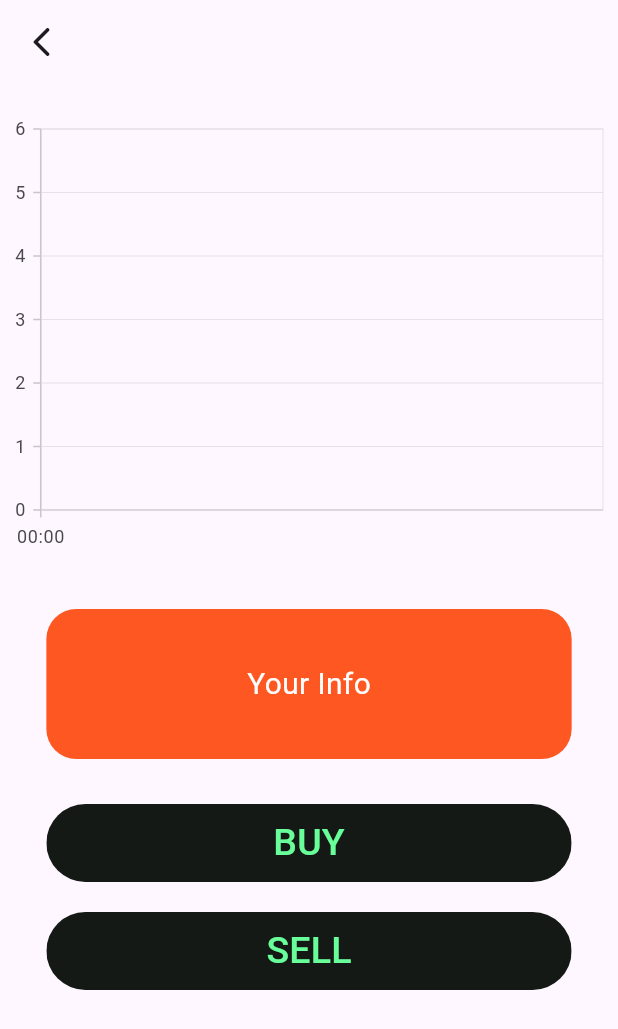
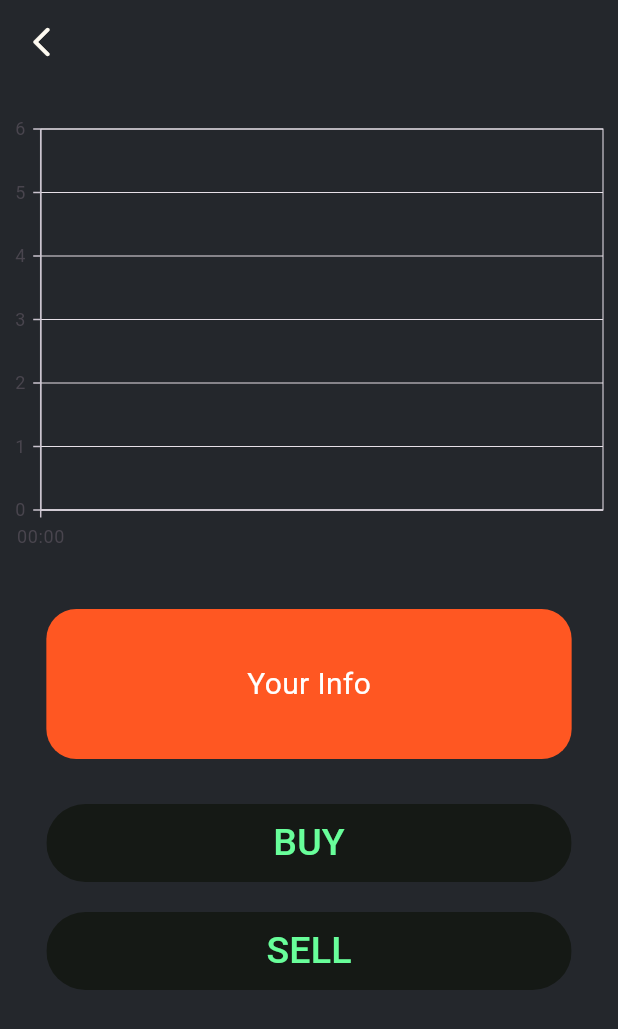
Before and after one commit to abhidhadke/fintech, a Flutter app: the StocksScreen screen opened directly with empty values, on a phone screen of 412 x 824 dp. Shown: the top 1029 px of the screen. Run offline on Flutter 3.47's test engine with Material 2 defaults, Android fonts, the phone set to English and light mode, and no system bars; our stand-ins replace cloud_firestore, firebase_auth, firebase_core, firebase_messaging, flutter_local_notifications, google_fonts and 3 more; missing offline and left inert: dart:ffi; accounts and stored records are empty.

Commit message:
ded pls help

```diff
--- a/lib/screens/Stocks/stock_screeen.dart
+++ b/lib/screens/Stocks/stock_screeen.dart
@@ -73,6 +73,7 @@ class _StocksScreenState extends State<StocksScreen>
     return LayoutBuilder(
       builder: (context, constraints) {
         return Scaffold(
+          backgroundColor: bgSecondary,
           appBar: _appBar(constraints),
           body: Column(
             children: [
@@ -82,11 +83,15 @@ class _StocksScreenState extends State<StocksScreen>
               SfCartesianChart(
                   primaryXAxis: DateTimeAxis(),
                   primaryYAxis: NumericAxis(),
+                  enableAxisAnimation: true,
                   series: <ChartSeries<ChartData, DateTime>>[
                     LineSeries<ChartData, DateTime>(
                         dataSource: chartData,
                         xValueMapper: (ChartData data, _) => data.x,
-                        yValueMapper: (ChartData data, _) => data.y),
+                        yValueMapper: (ChartData data, _) => data.y,
+                        xAxisName: 'Time',
+                        yAxisName: 'Price',
+                        width: 4.0),
                   ]),
               const SizedBox(
                 height: 30,
@@ -161,8 +166,8 @@ class _StocksScreenState extends State<StocksScreen>
                       backgroundColor: Colors.amber,
                       context: context,
                       builder: (ctx) => StatefulBuilder(
-                       builder:  (context, StateSetter setState){
-                         return  Container(
+                            builder: (context, StateSetter setState) {
+                              return Container(
                                   width: 300,
                                   height: 250,
                                   color: Colors.white54,
@@ -177,12 +182,11 @@ class _StocksScreenState extends State<StocksScreen>
                                           });
                                         },
                                         decrement: () {
-                                     if(cnt > 0){
+                                          if (cnt > 0) {
                                             setState(() {
                                               cnt--;
                                             });
                                           }
-
                                         },
                                       ),
                                     ],
@@ -213,17 +217,21 @@ class _StocksScreenState extends State<StocksScreen>
 
   _appBar(BoxConstraints constraints) {
     return AppBar(
+      backgroundColor: bgSecondary,
       leading: IconButton(
         onPressed: () async {
           Navigator.pop(context);
         },
-        icon: const Icon(Icons.arrow_back_ios_rounded),
+        icon: const Icon(
+          Icons.arrow_back_ios_rounded,
+          color: secondary,
+        ),
       ),
       title: Text(widget.stockName),
       titleTextStyle: GoogleFonts.poppins(
           fontSize: constraints.maxWidth * 0.06,
-          color: Colors.black,
-          fontWeight: FontWeight.w700),
+          color: secondary,
+          fontWeight: FontWeight.w600),
     );
   }
 }
```
Also changed, not shown: 1 other file. Lines whose indentation alone changed are shown as unchanged.
